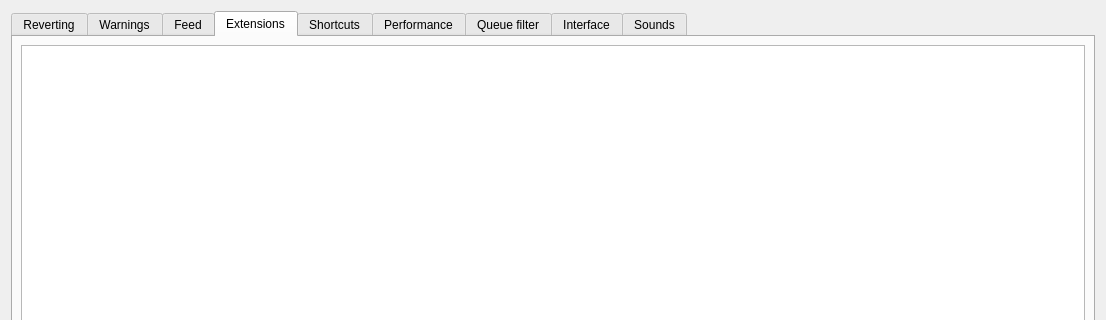
First picture: the form in src/huggle_ui/preferences.ui, repository huggle/huggle3-qt-lx, before the edit; both pictures show x 0 to 1106 and y 0 to 320 of the 1106 by 828 pixel window.
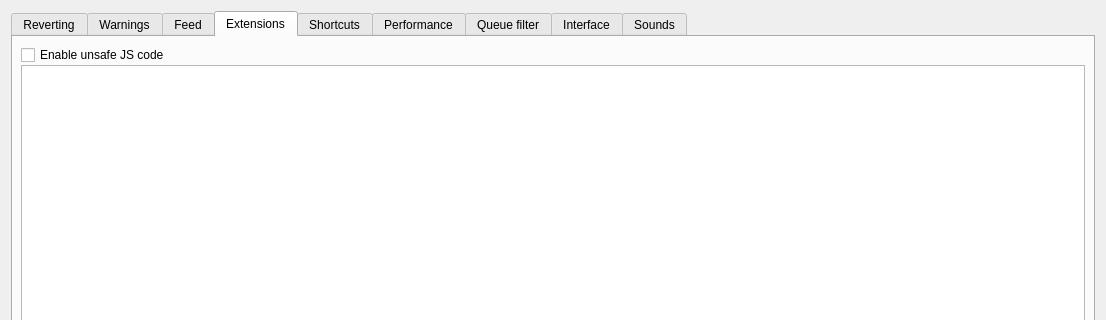
Second picture: the form after the edit. The open tabs and pages were chosen to show the change. Icons and pictures are not drawn.

Commit message: unsafe scripts

The edit to the form file:
```diff
--- a/src/huggle_ui/preferences.ui
+++ b/src/huggle_ui/preferences.ui
@@ -497,6 +497,13 @@
        <property name="bottomMargin">
         <number>8</number>
        </property>
+       <item>
+        <widget class="QCheckBox" name="checkBox_unsafe">
+         <property name="text">
+          <string>Enable unsafe JS code</string>
+         </property>
+        </widget>
+       </item>
        <item>
         <widget class="QTableWidget" name="tableWidget">
          <property name="contextMenuPolicy">
```
The commit also changes 4 other files.
